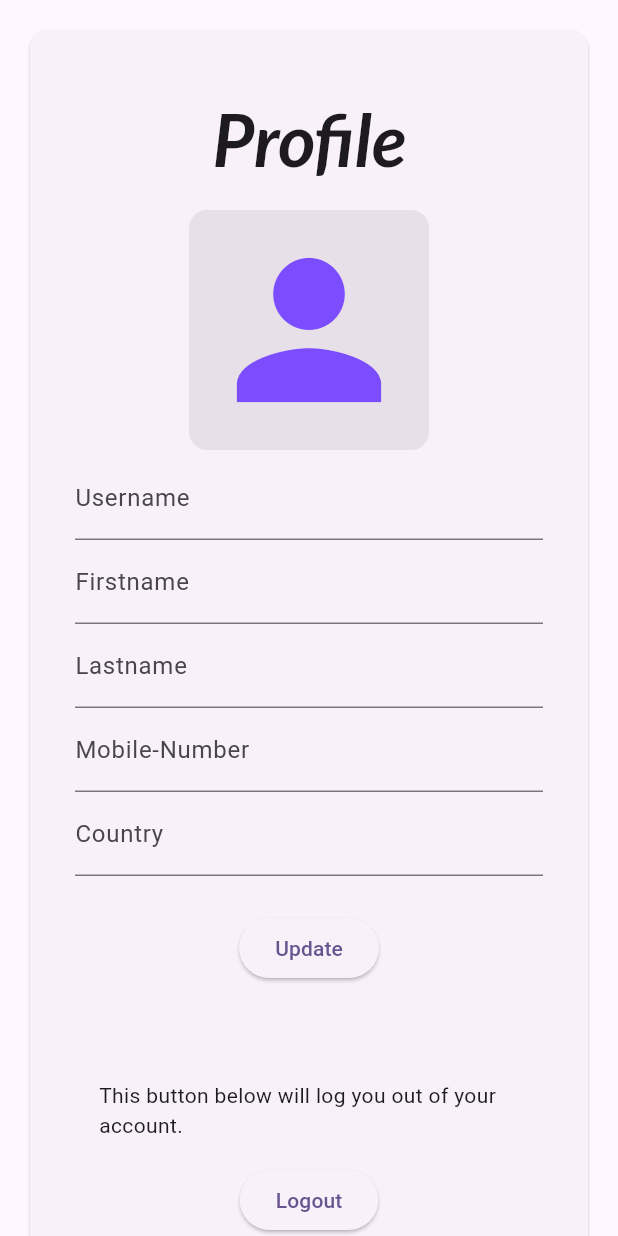
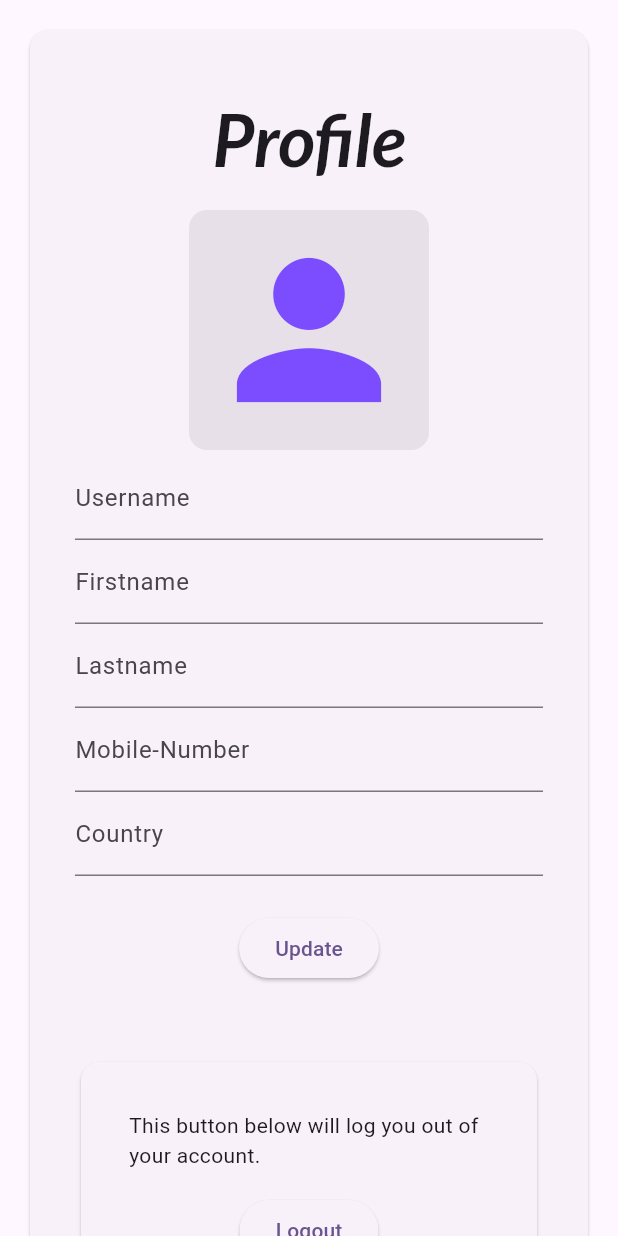
Before and after one commit to Buteya/carmate, a Flutter app: the ProfileScreen screen opened by its route, on a phone screen of 412 x 824 dp. Run offline on Flutter 3.47's test engine with Material 3 defaults, Android fonts, the phone set to English and light mode, and no system bars; our stand-ins replace google_fonts.

Commit message:
profilescreen design update

```diff
--- a/lib/screens/auth/profilescreen.dart
+++ b/lib/screens/auth/profilescreen.dart
@@ -130,6 +130,9 @@ class _ProfileScreenState extends State<ProfileScreen> {
                     ),
                     Padding(
                       padding: const EdgeInsets.symmetric(vertical: 24.0),
+                      child: Card(
+                        child: Padding(
+                          padding: const EdgeInsets.all(16.0),
                           child: Column(
                             children: [
                               const Padding(
@@ -143,6 +146,8 @@ class _ProfileScreenState extends State<ProfileScreen> {
                                 child: const Text('Logout'),
                               ),
                             ],
+                          ),
+                        ),
                       ),
                     ),
                    Card(
```
Lines whose indentation alone changed are shown as unchanged.
